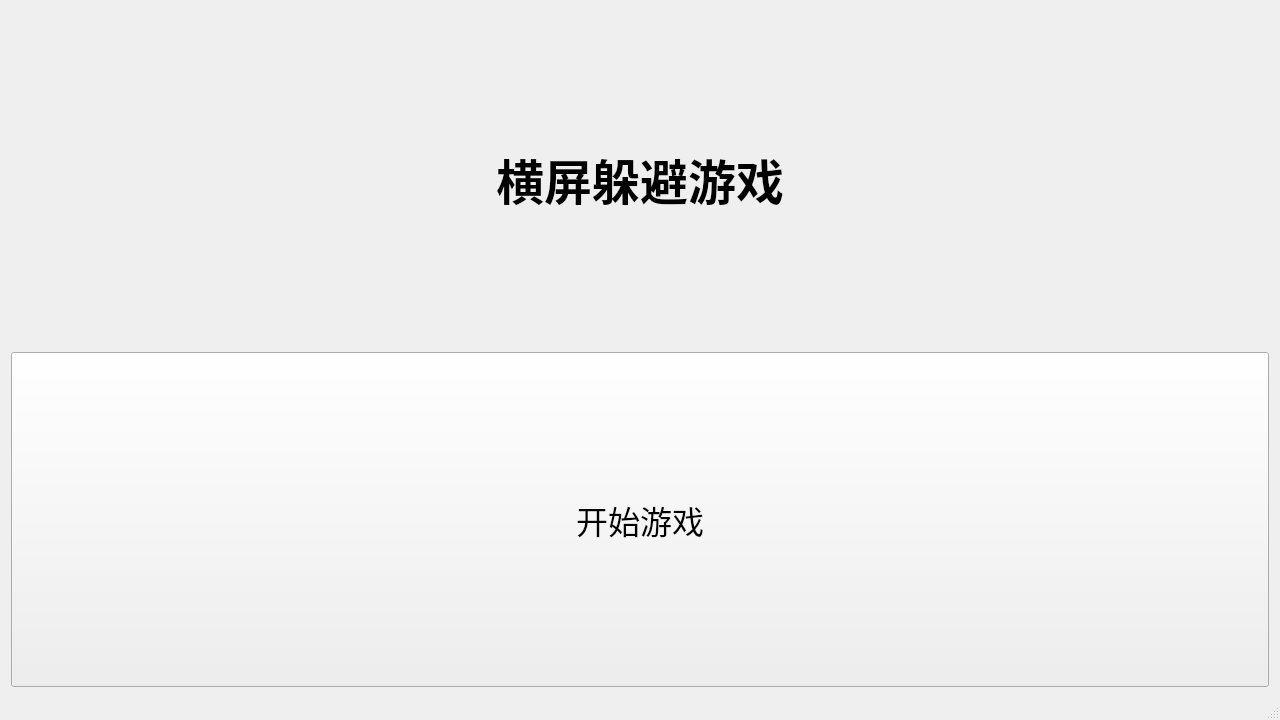
Before: the Qt Designer form my_cpphw/Forms/mainwindow.ui in Lyn3303/my_project, drawn with Qt 5.
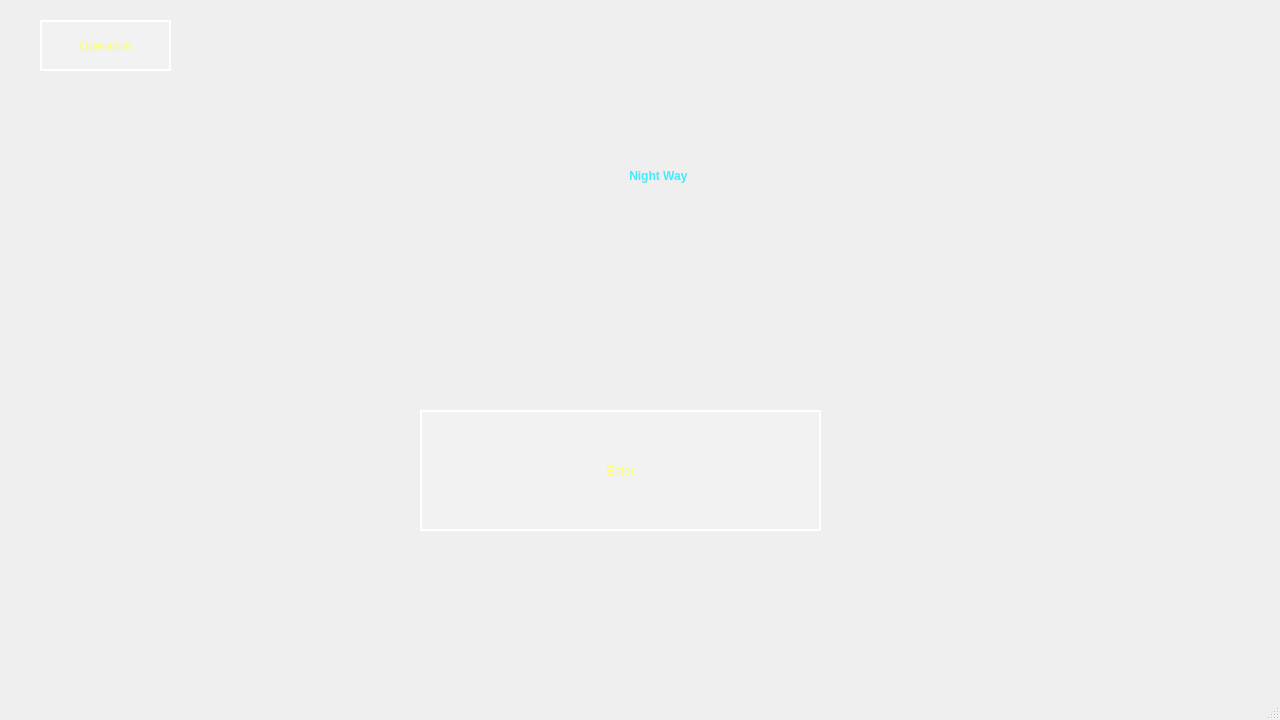
After: the same form once the commit is applied. Icons and pictures are not drawn.

Diff of the .ui file:
```diff
--- a/my_cpphw/Forms/mainwindow.ui
+++ b/my_cpphw/Forms/mainwindow.ui
@@ -14,37 +14,80 @@
    <string>my_cpphw</string>
   </property>
   <widget class="QWidget" name="centralwidget">
-   <layout class="QVBoxLayout" name="verticalLayout">
-    <item>
+   <widget class="QLabel" name="backgroundLabel">
+    <property name="geometry">
+     <rect>
+      <x>0</x>
+      <y>0</y>
+      <width>1280</width>
+      <height>720</height>
+     </rect>
+    </property>
+    <property name="styleSheet">
+     <string notr="true">background-image: url(:/bk/backgound.png); background-repeat: no-repeat; background-position: top center; background-size: cover;</string>
+    </property>
+    <property name="scaledContents">
+     <bool>true</bool>
+    </property>
+   </widget>
      <widget class="QLabel" name="titleLabel">
+    <property name="geometry">
+     <rect>
+      <x>20</x>
+      <y>60</y>
+      <width>1280</width>
+      <height>231</height>
+     </rect>
+    </property>
+    <property name="styleSheet">
+     <string notr="true">color: rgb(62, 236, 255);
+
+font: 700 125pt &quot;Magneto&quot;;
+font-weight: bold;</string>
+    </property>
       <property name="text">
-       <string>横屏躲避游戏</string>
+     <string>Night Way </string>
       </property>
       <property name="alignment">
-       <set>Qt::AlignCenter</set>
-      </property>
-      <property name="styleSheet">
-       <string notr="true">font-size: 48px; font-weight: bold;</string>
-      </property>
-     </widget>
-    </item>
-    <item>
+     <set>Qt::AlignmentFlag::AlignCenter</set>
+    </property>
+   </widget>
      <widget class="QPushButton" name="startButton">
+    <property name="geometry">
+     <rect>
+      <x>420</x>
+      <y>410</y>
+      <width>401</width>
+      <height>121</height>
+     </rect>
+    </property>
+    <property name="styleSheet">
+     <string notr="true">background-color: rgba(255, 255, 255, 0.2); border: 2px solid white;
+font: 59pt &quot;Haettenschweiler&quot;;
+color: rgb(253, 255, 107);</string>
+    </property>
       <property name="text">
-       <string>开始游戏</string>
-      </property>
+     <string>Enter</string>
+    </property>
+   </widget>
+   <widget class="QPushButton" name="operateButton">
+    <property name="geometry">
+     <rect>
+      <x>40</x>
+      <y>20</y>
+      <width>131</width>
+      <height>51</height>
+     </rect>
+    </property>
       <property name="styleSheet">
-       <string notr="true">font-size: 32px; padding: 20px 60px;</string>
-      </property>
-      <property name="sizePolicy">
-       <sizepolicy hsizetype="Preferred" vsizetype="Preferred">
-        <horstretch>0</horstretch>
-        <verstretch>0</verstretch>
-       </sizepolicy>
-      </property>
-     </widget>
-    </item>
-   </layout>
+     <string notr="true">background-color: rgba(255, 255, 255, 0.2); border: 2px solid white;
+font: 29pt &quot;Haettenschweiler&quot;;
+color: rgb(253, 255, 107);</string>
+    </property>
+    <property name="text">
+     <string>Operation</string>
+    </property>
+   </widget>
   </widget>
   <widget class="QMenuBar" name="menubar">
    <property name="geometry">
```
Lines whose indentation alone changed are shown as unchanged.
